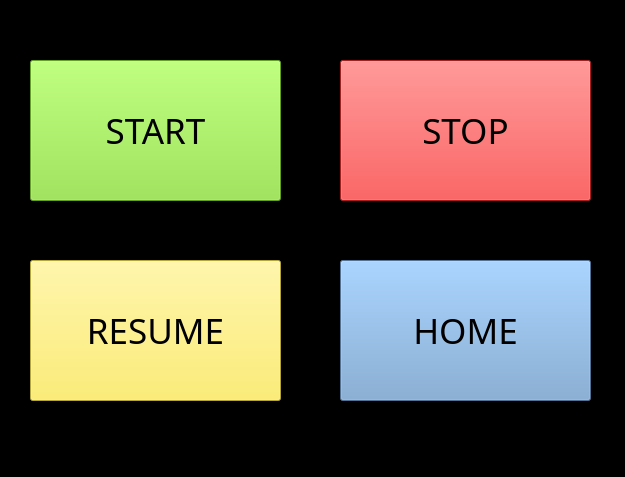
This is cobot-control/scripts/stop_resume_exe/resources/stop_resume_exe.ui in Niegil-Francis/ur5-ag95-resources as Qt 5 draws it before an edit. The edited form follows.
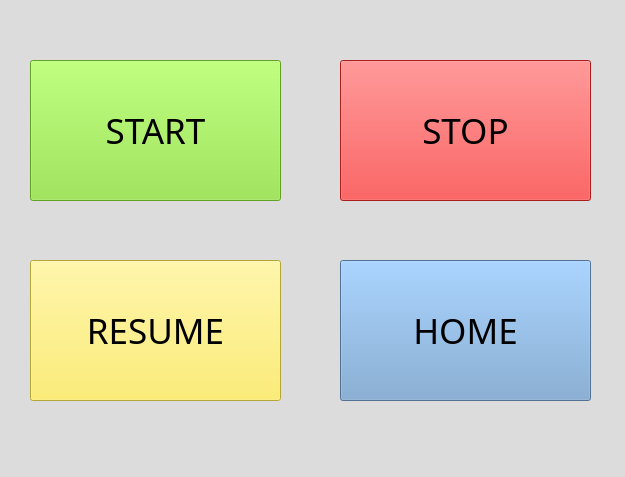
This is the edited form.

What changed in the file:
```diff
--- a/cobot-control/scripts/stop_resume_exe/resources/stop_resume_exe.ui
+++ b/cobot-control/scripts/stop_resume_exe/resources/stop_resume_exe.ui
@@ -14,7 +14,7 @@
    <string>UR5 Control | Start-Stop-Resume-Home</string>
   </property>
   <property name="styleSheet">
-   <string notr="true">background-color: rgb(0, 0, 0);</string>
+   <string notr="true">background-color: rgb(220, 220, 220);</string>
   </property>
   <widget class="QWidget" name="centralwidget">
    <widget class="QPushButton" name="start">
```
